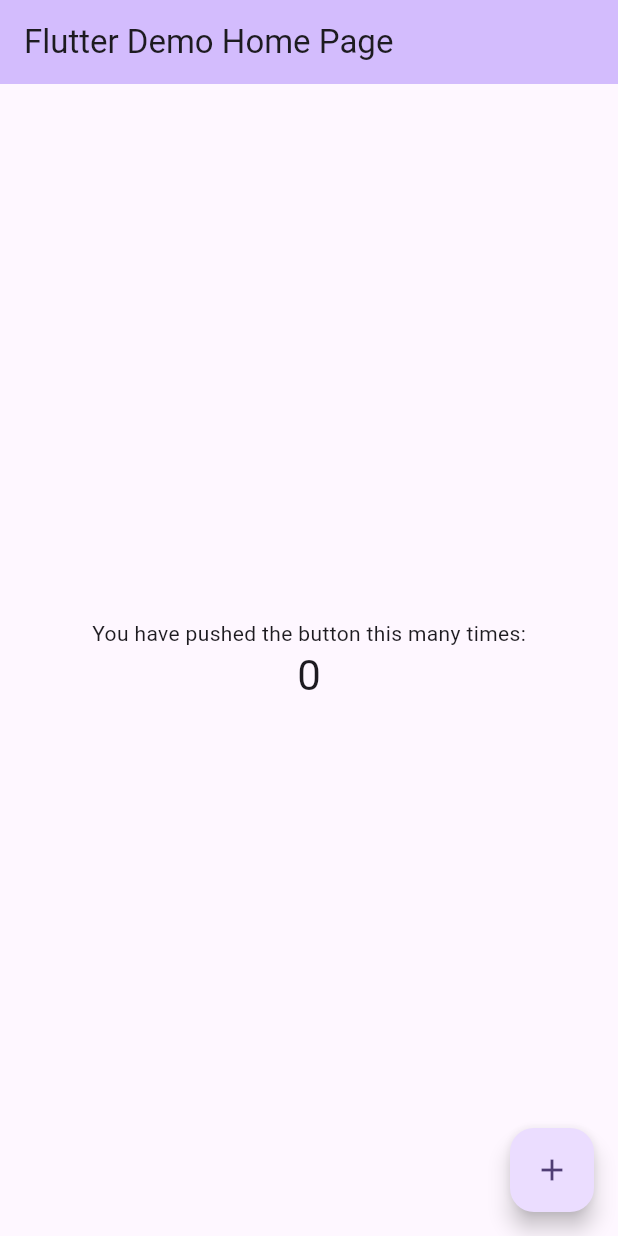
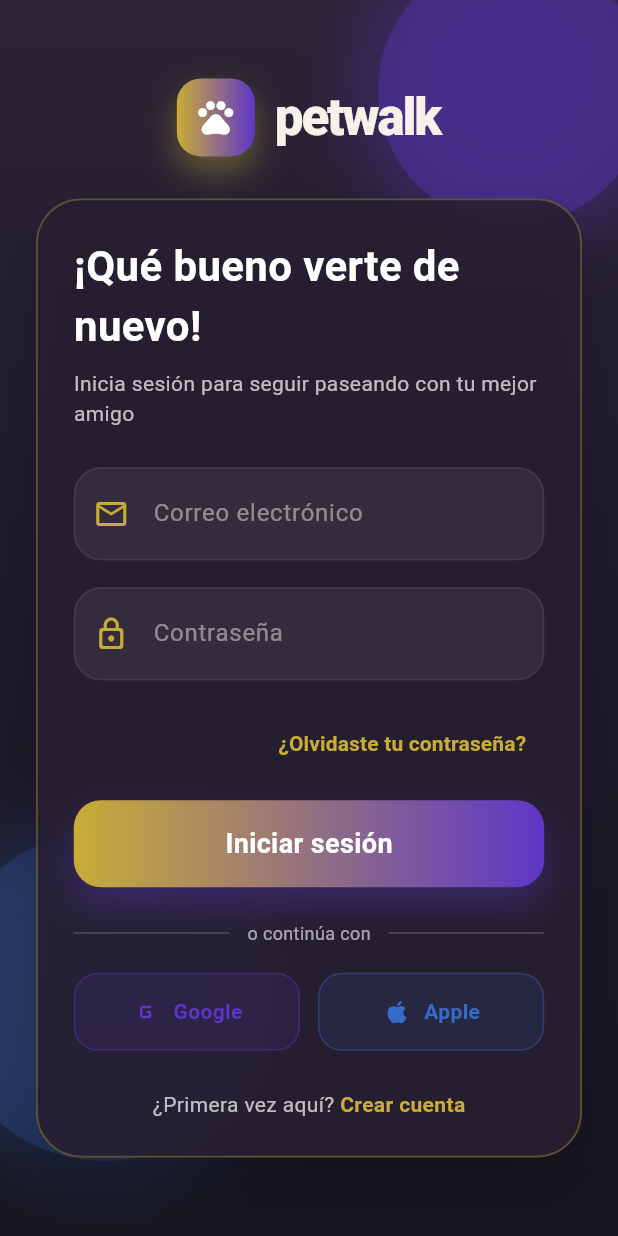
Before and after one commit to bdgomez/PetWalk-Especificaciones, a Flutter app: the screen it shows after launch, on a phone screen of 412 x 824 dp. Run offline on Flutter 3.47's test engine with Material 3 defaults, Android fonts, the phone set to English and light mode, and no system bars.

Commit message:
Feature: Creación de la página inicio de sesión

```diff
--- /dev/null
+++ b/lib/app.dart
@@ -0,0 +1,33 @@
+import 'package:flutter/material.dart';
+import 'package:flutter_localizations/flutter_localizations.dart';
+
+import 'pages/login_page.dart';
+
+class PetWalkApp extends StatelessWidget {
+  const PetWalkApp({super.key});
+
+  @override
+  Widget build(BuildContext context) {
+    return MaterialApp(
+      title: 'PetWalk',
+      debugShowCheckedModeBanner: false,
+      locale: const Locale('es'),
+      supportedLocales: const [Locale('es')],
+      localizationsDelegates: const [
+        GlobalMaterialLocalizations.delegate,
+        GlobalWidgetsLocalizations.delegate,
+        GlobalCupertinoLocalizations.delegate,
+      ],
+      theme: ThemeData(
+        useMaterial3: true,
+        scaffoldBackgroundColor: const Color(0xFF1F1A2B),
+        colorScheme: ColorScheme.fromSeed(
+          seedColor: const Color(0xFFC9AC36),
+          brightness: Brightness.dark,
+        ),
+        textTheme: ThemeData.dark().textTheme,
+      ),
+      home: const LoginPage(),
+    );
+  }
+}
--- a/lib/main.dart
+++ b/lib/main.dart
@@ -1,122 +1,7 @@
 import 'package:flutter/material.dart';
 
+import 'app.dart';
+
 void main() {
-  runApp(const MyApp());
+  runApp(const PetWalkApp());
 }
-
-class MyApp extends StatelessWidget {
-  const MyApp({super.key});
-
-  // This widget is the root of your application.
-  @override
-  Widget build(BuildContext context) {
-    return MaterialApp(
-      title: 'Flutter Demo',
-      theme: ThemeData(
-        // This is the theme of your application.
-        //
-        // TRY THIS: Try running your application with "flutter run". You'll see
-        // the application has a purple toolbar. Then, without quitting the app,
-        // try changing the seedColor in the colorScheme below to Colors.green
-        // and then invoke "hot reload" (save your changes or press the "hot
-        // reload" button in a Flutter-supported IDE, or press "r" if you used
-        // the command line to start the app).
-        //
-        // Notice that the counter didn't reset back to zero; the application
-        // state is not lost during the reload. To reset the state, use hot
-        // restart instead.
-        //
-        // This works for code too, not just values: Most code changes can be
-        // tested with just a hot reload.
-        colorScheme: .fromSeed(seedColor: Colors.deepPurple),
-      ),
-      home: const MyHomePage(title: 'Flutter Demo Home Page'),
-    );
-  }
-}
-
-class MyHomePage extends StatefulWidget {
-  const MyHomePage({super.key, required this.title});
-
-  // This widget is the home page of your application. It is stateful, meaning
-  // that it has a State object (defined below) that contains fields that affect
-  // how it looks.
-
-  // This class is the configuration for the state. It holds the values (in this
-  // case the title) provided by the parent (in this case the App widget) and
-  // used by the build method of the State. Fields in a Widget subclass are
-  // always marked "final".
-
-  final String title;
-
-  @override
-  State<MyHomePage> createState() => _MyHomePageState();
-}
-
-class _MyHomePageState extends State<MyHomePage> {
-  int _counter = 0;
-
-  void _incrementCounter() {
-    setState(() {
-      // This call to setState tells the Flutter framework that something has
-      // changed in this State, which causes it to rerun the build method below
-      // so that the display can reflect the updated values. If we changed
-      // _counter without calling setState(), then the build method would not be
-      // called again, and so nothing would appear to happen.
-      _counter++;
-    });
-  }
-
-  @override
-  Widget build(BuildContext context) {
-    // This method is rerun every time setState is called, for instance as done
-    // by the _incrementCounter method above.
-    //
-    // The Flutter framework has been optimized to make rerunning build methods
-    // fast, so that you can just rebuild anything that needs updating rather
-    // than having to individually change instances of widgets.
-    return Scaffold(
-      appBar: AppBar(
-        // TRY THIS: Try changing the color here to a specific color (to
-        // Colors.amber, perhaps?) and trigger a hot reload to see the AppBar
-        // change color while the other colors stay the same.
-        backgroundColor: Theme.of(context).colorScheme.inversePrimary,
-        // Here we take the value from the MyHomePage object that was created by
-        // the App.build method, and use it to set our appbar title.
-        title: Text(widget.title),
-      ),
-      body: Center(
-        // Center is a layout widget. It takes a single child and positions it
-        // in the middle of the parent.
-        child: Column(
-          // Column is also a layout widget. It takes a list of children and
-          // arranges them vertically. By default, it sizes itself to fit its
-          // children horizontally, and tries to be as tall as its parent.
-          //
-          // Column has various properties to control how it sizes itself and
-          // how it positions its children. Here we use mainAxisAlignment to
-          // center the children vertically; the main axis here is the vertical
-          // axis because Columns are vertical (the cross axis would be
-          // horizontal).
-          //
-          // TRY THIS: Invoke "debug painting" (choose the "Toggle Debug Paint"
-          // action in the IDE, or press "p" in the console), to see the
-          // wireframe for each widget.
-          mainAxisAlignment: .center,
-          children: [
-            const Text('You have pushed the button this many times:'),
-            Text(
-              '$_counter',
-              style: Theme.of(context).textTheme.headlineMedium,
-            ),
-          ],
-        ),
-      ),
-      floatingActionButton: FloatingActionButton(
-        onPressed: _incrementCounter,
-        tooltip: 'Increment',
-        child: const Icon(Icons.add),
-      ),
-    );
-  }
-}
--- /dev/null
+++ b/lib/pages/login_page.dart
@@ -0,0 +1,238 @@
+import 'package:flutter/material.dart';
+
+import '../widgets/custom_input_field.dart';
+import '../widgets/petwalk_logo.dart';
+import '../widgets/primary_login_button.dart';
+import '../widgets/social_login_button.dart';
+
+class LoginPage extends StatelessWidget {
+  const LoginPage({super.key});
+
+  @override
+  Widget build(BuildContext context) {
+    final size = MediaQuery.of(context).size;
+
+    return Scaffold(
+      body: Container(
+        width: double.infinity,
+        height: double.infinity,
+        decoration: const BoxDecoration(
+          gradient: LinearGradient(
+            begin: Alignment.topCenter,
+            end: Alignment.bottomCenter,
+            colors: [Color(0xFF2A2435), Color(0xFF1E1A2A), Color(0xFF171520)],
+          ),
+        ),
+        child: Stack(
+          children: [
+            Positioned(
+              top: -30,
+              right: -20,
+              child: _GlowOrb(
+                size: 180,
+                color: const Color(0xFF5F36C9).withValues(alpha: 0.35),
+              ),
+            ),
+            Positioned(
+              bottom: 50,
+              left: -40,
+              child: _GlowOrb(
+                size: 220,
+                color: const Color(0xFF366CC9).withValues(alpha: 0.22),
+              ),
+            ),
+            SafeArea(
+              child: Center(
+                child: SingleChildScrollView(
+                  padding: const EdgeInsets.symmetric(
+                    horizontal: 24,
+                    vertical: 32,
+                  ),
+                  child: SizedBox(
+                    width: size.width > 500 ? 430 : double.infinity,
+                    child: Column(
+                      children: [
+                        const PetWalkLogo(),
+                        const SizedBox(height: 28),
+                        Container(
+                          padding: const EdgeInsets.all(24),
+                          decoration: BoxDecoration(
+                            color: const Color(
+                              0xFF261F31,
+                            ).withValues(alpha: 0.9),
+                            borderRadius: BorderRadius.circular(30),
+                            border: Border.all(
+                              color: const Color(
+                                0xFFC9AC36,
+                              ).withValues(alpha: 0.35),
+                              width: 1.2,
+                            ),
+                            boxShadow: [
+                              BoxShadow(
+                                color: const Color(
+                                  0xFF000000,
+                                ).withValues(alpha: 0.18),
+                                blurRadius: 25,
+                                offset: const Offset(0, 18),
+                              ),
+                            ],
+                          ),
+                          child: Column(
+                            crossAxisAlignment: CrossAxisAlignment.start,
+                            children: [
+                              const Text(
+                                '¡Qué bueno verte de nuevo!',
+                                style: TextStyle(
+                                  fontSize: 28,
+                                  fontWeight: FontWeight.w700,
+                                  color: Colors.white,
+                                ),
+                              ),
+                              const SizedBox(height: 8),
+                              Text(
+                                'Inicia sesión para seguir paseando con tu mejor amigo',
+                                style: TextStyle(
+                                  fontSize: 14,
+                                  color: Colors.white.withValues(alpha: 0.7),
+                                ),
+                              ),
+                              const SizedBox(height: 26),
+                              const CustomInputField(
+                                icon: Icons.email_outlined,
+                                hintText: 'Correo electrónico',
+                                keyboardType: TextInputType.emailAddress,
+                              ),
+                              const SizedBox(height: 18),
+                              const CustomInputField(
+                                icon: Icons.lock_outline_rounded,
+                                hintText: 'Contraseña',
+                                isPassword: true,
+                              ),
+                              const SizedBox(height: 18),
+                              Align(
+                                alignment: Alignment.centerRight,
+                                child: TextButton(
+                                  onPressed: () {},
+                                  child: const Text(
+                                    '¿Olvidaste tu contraseña?',
+                                    style: TextStyle(
+                                      color: Color(0xFFC9AC36),
+                                      fontWeight: FontWeight.w600,
+                                    ),
+                                  ),
+                                ),
+                              ),
+                              const SizedBox(height: 14),
+                              const PrimaryLoginButton(),
+                              const SizedBox(height: 22),
+                              Row(
+                                children: [
+                                  Expanded(
+                                    child: Divider(
+                                      color: Colors.white.withValues(
+                                        alpha: 0.2,
+                                      ),
+                                    ),
+                                  ),
+                                  Padding(
+                                    padding: const EdgeInsets.symmetric(
+                                      horizontal: 12,
+                                    ),
+                                    child: Text(
+                                      'o continúa con',
+                                      style: TextStyle(
+                                        color: Colors.white.withValues(
+                                          alpha: 0.6,
+                                        ),
+                                        fontSize: 12,
+                                      ),
+                                    ),
+                                  ),
+                                  Expanded(
+                                    child: Divider(
+                                      color: Colors.white.withValues(
+                                        alpha: 0.2,
+                                      ),
+                                    ),
+                                  ),
+                                ],
+                              ),
+                              const SizedBox(height: 18),
+                              Row(
+                                children: [
+                                  Expanded(
+                                    child: SocialLoginButton(
+                                      label: 'Google',
+                                      icon: Icons.g_mobiledata_rounded,
+                                      color: const Color(0xFF5F36C9),
+                                    ),
+                                  ),
+                                  const SizedBox(width: 12),
+                                  Expanded(
+                                    child: SocialLoginButton(
+                                      label: 'Apple',
+                                      icon: Icons.apple_rounded,
+                                      color: const Color(0xFF366CC9),
+                                    ),
+                                  ),
+                                ],
+                              ),
+                              const SizedBox(height: 26),
+                              Row(
+                                mainAxisAlignment: MainAxisAlignment.center,
+                                children: [
+                                  Text(
+                                    '¿Primera vez aquí? ',
+                                    style: TextStyle(
+                                      color: Colors.white.withValues(
+                                        alpha: 0.7,
+                                      ),
+                                    ),
+                                  ),
+                                  GestureDetector(
+                                    onTap: () {},
+                                    child: const Text(
+                                      'Crear cuenta',
+                                      style: TextStyle(
+                                        color: Color(0xFFC9AC36),
+                                        fontWeight: FontWeight.w700,
+                                      ),
+                                    ),
+                                  ),
+                                ],
+                              ),
+                            ],
+                          ),
+                        ),
+                      ],
+                    ),
+                  ),
+                ),
+              ),
+            ),
+          ],
+        ),
+      ),
+    );
+  }
+}
+
+class _GlowOrb extends StatelessWidget {
+  const _GlowOrb({required this.size, required this.color});
+
+  final double size;
+  final Color color;
+
+  @override
+  Widget build(BuildContext context) {
+    return Container(
+      width: size,
+      height: size,
+      decoration: BoxDecoration(
+        shape: BoxShape.circle,
+        color: color,
+        boxShadow: [BoxShadow(color: color, blurRadius: 40, spreadRadius: 14)],
+      ),
+    );
+  }
+}
--- /dev/null
+++ b/lib/widgets/custom_input_field.dart
@@ -0,0 +1,42 @@
+import 'package:flutter/material.dart';
+
+class CustomInputField extends StatelessWidget {
+  const CustomInputField({
+    super.key,
+    required this.icon,
+    required this.hintText,
+    this.isPassword = false,
+    this.keyboardType,
+  });
+
+  final IconData icon;
+  final String hintText;
+  final bool isPassword;
+  final TextInputType? keyboardType;
+
+  @override
+  Widget build(BuildContext context) {
+    return Container(
+      decoration: BoxDecoration(
+        color: Colors.white.withValues(alpha: 0.06),
+        borderRadius: BorderRadius.circular(18),
+        border: Border.all(color: Colors.white.withValues(alpha: 0.08)),
+      ),
+      child: TextField(
+        keyboardType: keyboardType,
+        obscureText: isPassword,
+        style: const TextStyle(color: Colors.white),
+        decoration: InputDecoration(
+          hintText: hintText,
+          hintStyle: TextStyle(color: Colors.white.withValues(alpha: 0.45)),
+          prefixIcon: Icon(icon, color: const Color(0xFFC9AC36)),
+          border: InputBorder.none,
+          contentPadding: const EdgeInsets.symmetric(
+            vertical: 18,
+            horizontal: 12,
+          ),
+        ),
+      ),
+    );
+  }
+}
--- /dev/null
+++ b/lib/widgets/petwalk_logo.dart
@@ -0,0 +1,42 @@
+import 'package:flutter/material.dart';
+
+class PetWalkLogo extends StatelessWidget {
+  const PetWalkLogo({super.key});
+
+  @override
+  Widget build(BuildContext context) {
+    return Row(
+      mainAxisAlignment: MainAxisAlignment.center,
+      children: [
+        Container(
+          width: 52,
+          height: 52,
+          decoration: BoxDecoration(
+            gradient: const LinearGradient(
+              colors: [Color(0xFFC9AC36), Color(0xFF5F36C9)],
+            ),
+            borderRadius: BorderRadius.circular(16),
+            boxShadow: [
+              BoxShadow(
+                color: const Color(0xFFC9AC36).withValues(alpha: 0.4),
+                blurRadius: 18,
+                offset: const Offset(0, 10),
+              ),
+            ],
+          ),
+          child: const Icon(Icons.pets_rounded, color: Colors.white, size: 28),
+        ),
+        const SizedBox(width: 14),
+        const Text(
+          'petwalk',
+          style: TextStyle(
+            fontSize: 34,
+            fontWeight: FontWeight.w800,
+            letterSpacing: -1.4,
+            color: Color(0xFFF6F2E9),
+          ),
+        ),
+      ],
+    );
+  }
+}
--- /dev/null
+++ b/lib/widgets/primary_login_button.dart
@@ -0,0 +1,36 @@
+import 'package:flutter/material.dart';
+
+class PrimaryLoginButton extends StatelessWidget {
+  const PrimaryLoginButton({super.key});
+
+  @override
+  Widget build(BuildContext context) {
+    return Container(
+      width: double.infinity,
+      height: 58,
+      decoration: BoxDecoration(
+        borderRadius: BorderRadius.circular(18),
+        gradient: const LinearGradient(
+          colors: [Color(0xFFC9AC36), Color(0xFF5F36C9)],
+        ),
+        boxShadow: [
+          BoxShadow(
+            color: const Color(0xFF5F36C9).withValues(alpha: 0.35),
+            blurRadius: 20,
+            offset: const Offset(0, 12),
+          ),
+        ],
+      ),
+      child: const Center(
+        child: Text(
+          'Iniciar sesión',
+          style: TextStyle(
+            color: Colors.white,
+            fontSize: 18,
+            fontWeight: FontWeight.w700,
+          ),
+        ),
+      ),
+    );
+  }
+}
--- /dev/null
+++ b/lib/widgets/social_login_button.dart
@@ -0,0 +1,37 @@
+import 'package:flutter/material.dart';
+
+class SocialLoginButton extends StatelessWidget {
+  const SocialLoginButton({
+    super.key,
+    required this.label,
+    required this.icon,
+    required this.color,
+  });
+
+  final String label;
+  final IconData icon;
+  final Color color;
+
+  @override
+  Widget build(BuildContext context) {
+    return Container(
+      height: 52,
+      decoration: BoxDecoration(
+        color: color.withValues(alpha: 0.12),
+        borderRadius: BorderRadius.circular(16),
+        border: Border.all(color: color.withValues(alpha: 0.35)),
+      ),
+      child: Row(
+        mainAxisAlignment: MainAxisAlignment.center,
+        children: [
+          Icon(icon, color: color, size: 20),
+          const SizedBox(width: 8),
+          Text(
+            label,
+            style: TextStyle(color: color, fontWeight: FontWeight.w600),
+          ),
+        ],
+      ),
+    );
+  }
+}
--- a/pubspec.yaml
+++ b/pubspec.yaml
@@ -29,6 +29,8 @@
 # versions available, run `flutter pub outdated`.
 dependencies:
   flutter:
+    sdk: flutter
+  flutter_localizations:
     sdk: flutter
 
   # The following adds the Cupertino Icons font to your application.
```
Also changed, not shown: analysis_options.yaml (+9 -0 lines), pubspec.lock, 1 other file.
